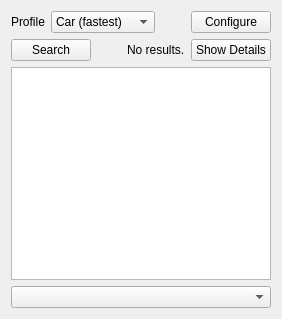
This is src/lib/routing/RoutingWidget.ui in KDE/marble as Qt 5 draws it before an edit. The edited form follows.
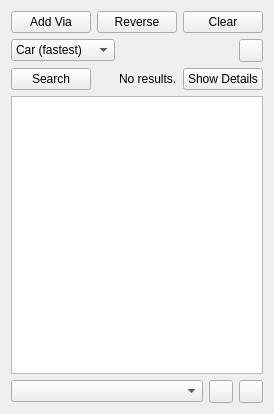
This is the edited form. Icons and pictures are not drawn.

Commit message:
Make common tasks easier/possible in the user interface.
Adds buttons to open a route (from .kml), clear the current one,
reverse it, add a via point and save it.
GUI:
FEATURE: 285090
FEATURE: 281278
FEATURE: 278625
FIXED-IN: KDE-4.9.0

What changed in the file:
```diff
--- a/src/lib/routing/RoutingWidget.ui
+++ b/src/lib/routing/RoutingWidget.ui
@@ -6,23 +6,47 @@
    <rect>
     <x>0</x>
     <y>0</y>
-    <width>282</width>
-    <height>319</height>
+    <width>245</width>
+    <height>414</height>
    </rect>
   </property>
   <layout class="QVBoxLayout" name="routingLayout">
-   <property name="sizeConstraint">
-    <enum>QLayout::SetMinAndMaxSize</enum>
-   </property>
+   <item>
+    <layout class="QHBoxLayout" name="horizontalLayout_4">
+     <item>
+      <widget class="QPushButton" name="addViaButton">
+       <property name="text">
+        <string>Add Via</string>
+       </property>
+       <property name="checkable">
+        <bool>false</bool>
+       </property>
+      </widget>
+     </item>
+     <item>
+      <widget class="QPushButton" name="reverseRouteButton">
+       <property name="text">
+        <string>Reverse</string>
+       </property>
+       <property name="checkable">
+        <bool>false</bool>
+       </property>
+      </widget>
+     </item>
+     <item>
+      <widget class="QPushButton" name="clearRouteButton">
+       <property name="text">
+        <string>Clear</string>
+       </property>
+       <property name="checkable">
+        <bool>false</bool>
+       </property>
+      </widget>
+     </item>
+    </layout>
+   </item>
    <item>
     <layout class="QHBoxLayout" name="horizontalLayout">
-     <item>
-      <widget class="QLabel" name="preferenceLabel">
-       <property name="text">
-        <string>Profile</string>
-       </property>
-      </widget>
-     </item>
      <item>
       <widget class="QComboBox" name="routingProfileComboBox">
        <item>
@@ -61,9 +85,13 @@
       </spacer>
      </item>
      <item>
-      <widget class="QPushButton" name="configureButton">
+      <widget class="QToolButton" name="configureButton">
        <property name="text">
-        <string>Configure</string>
+        <string/>
+       </property>
+       <property name="icon">
+        <iconset resource="../../marble.qrc">
+         <normaloff>:/icons/16x16/configure.png</normaloff>:/icons/16x16/configure.png</iconset>
        </property>
       </widget>
      </item>
@@ -130,11 +158,37 @@
     </widget>
    </item>
    <item>
-    <widget class="QComboBox" name="routeComboBox">
-     <property name="toolTip">
-      <string>Choose alternative routes</string>
-     </property>
-    </widget>
+    <layout class="QHBoxLayout" name="horizontalLayout_3">
+     <item>
+      <widget class="QComboBox" name="routeComboBox">
+       <property name="toolTip">
+        <string>Choose alternative routes</string>
+       </property>
+      </widget>
+     </item>
+     <item>
+      <widget class="QToolButton" name="openRouteButton">
+       <property name="text">
+        <string/>
+       </property>
+       <property name="icon">
+        <iconset resource="../../marble.qrc">
+         <normaloff>:/icons/16x16/document-open.png</normaloff>:/icons/16x16/document-open.png</iconset>
+       </property>
+      </widget>
+     </item>
+     <item>
+      <widget class="QToolButton" name="saveRouteButton">
+       <property name="text">
+        <string/>
+       </property>
+       <property name="icon">
+        <iconset resource="../../marble.qrc">
+         <normaloff>:/icons/16x16/document-save.png</normaloff>:/icons/16x16/document-save.png</iconset>
+       </property>
+      </widget>
+     </item>
+    </layout>
    </item>
   </layout>
  </widget>
```
Left out of the diff: 4 changed lines with no effect on the pictures. The commit also changes 5 other files.
